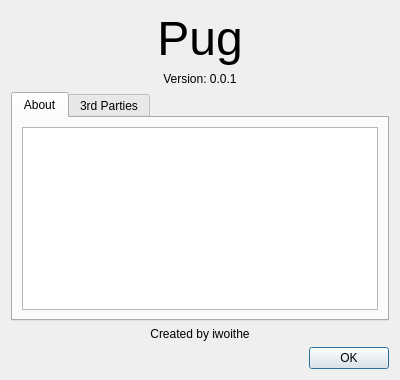
Above: ui/about/about.ui from iwoithe/Pug before the change. Below: the same form after it.
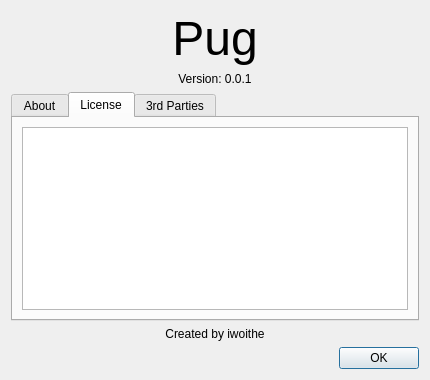
That is the form after the change. The open tabs and pages were chosen to show the change.

Commit message: Added the License tab

The edit to the form file:
```diff
--- a/ui/about/about.ui
+++ b/ui/about/about.ui
@@ -6,7 +6,7 @@
    <rect>
     <x>0</x>
     <y>0</y>
-    <width>400</width>
+    <width>430</width>
     <height>380</height>
    </rect>
   </property>
@@ -73,6 +73,20 @@
        </item>
       </layout>
      </widget>
+     <widget class="QWidget" name="tab_license">
+      <attribute name="title">
+       <string>License</string>
+      </attribute>
+      <layout class="QVBoxLayout" name="verticalLayout_4">
+       <item>
+        <widget class="QTextEdit" name="license_text">
+         <property name="readOnly">
+          <bool>true</bool>
+         </property>
+        </widget>
+       </item>
+      </layout>
+     </widget>
      <widget class="QWidget" name="tab_third_parties">
       <attribute name="title">
        <string>3rd Parties</string>
```
The commit also changes 1 other file.
